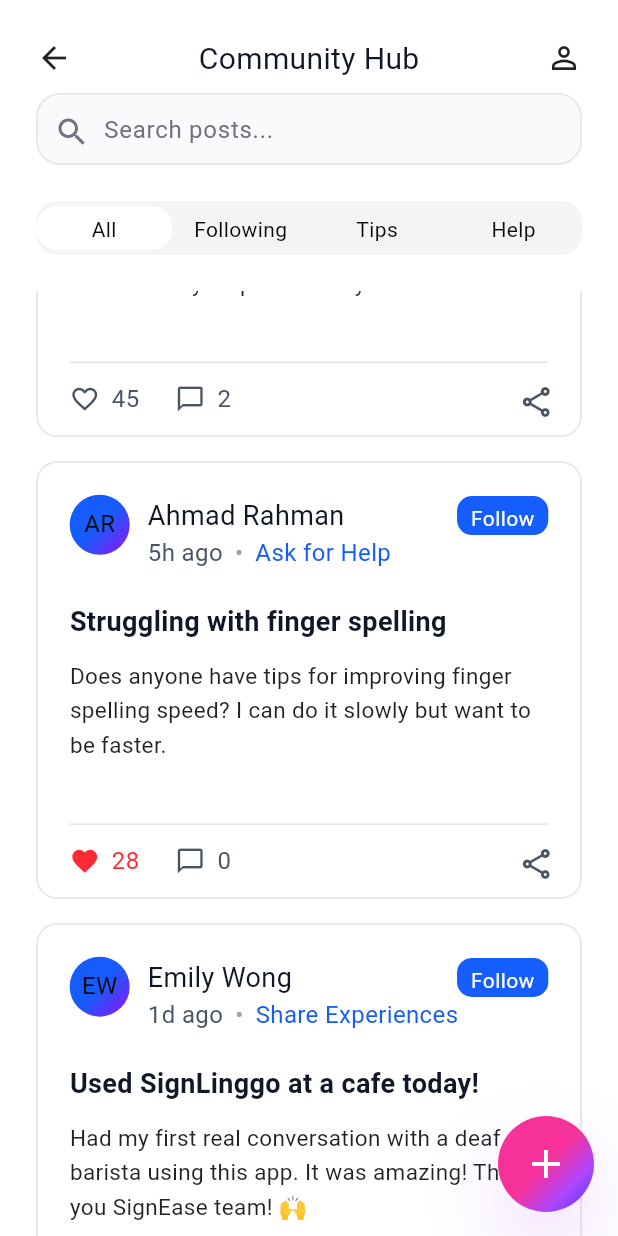
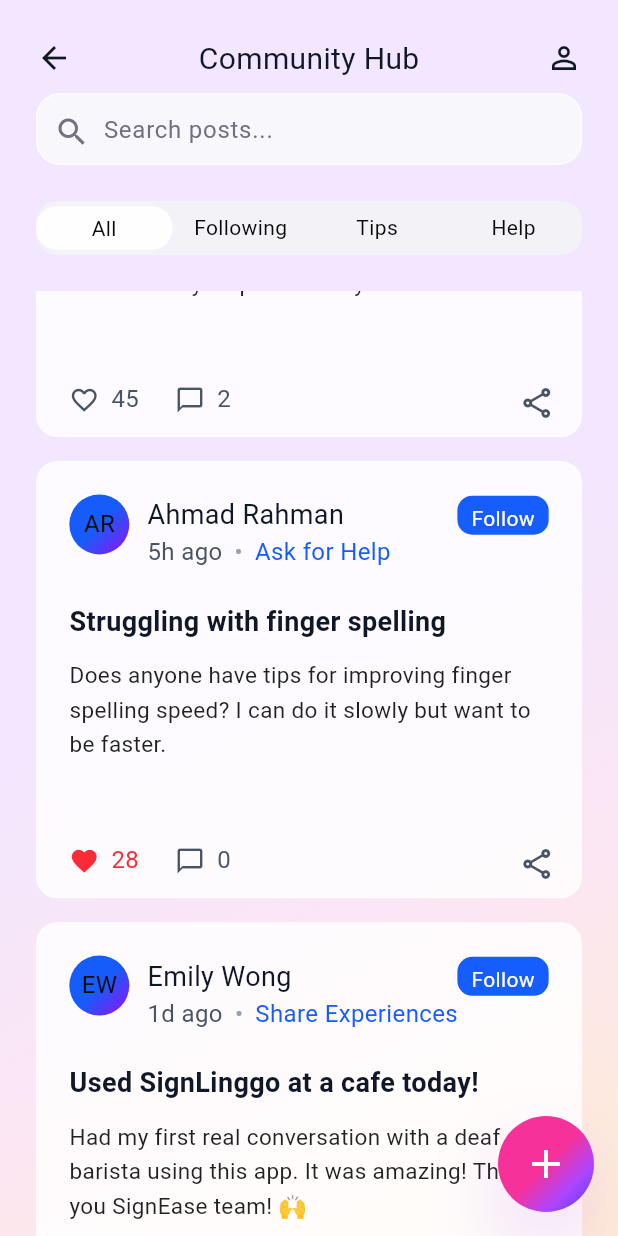
Before and after one commit to SECJ3104-03/signLinggo, a Flutter app: the CommunityHubEdited screen opened by its route, scrolled down 576 dp, on a phone screen of 412 x 824 dp. Run offline on Flutter 3.47's test engine with Material 3 defaults, Android fonts, the phone set to English and light mode, and no system bars; our stand-ins replace camera, flutter_spinkit, go_router, image_picker, scroll_to_index, share_plus and 3 more; accounts and stored records are empty; Roboto replaces fonts that are missing (Arimo).

Commit message:
izzat-routing updated

```diff
--- a/lib/screens/Community_Module/community_hub.dart
+++ b/lib/screens/Community_Module/community_hub.dart
@@ -1,12 +1,6 @@
-/// Community Hub Screen
-///
-/// Social feed for users to:
-/// - View and interact with posts
-/// - Create new posts
-/// - Filter by categories (All, Following, Tips, Help)
-/// - Search for posts by author
+// lib/screens/Community_Module/community_hub.dart
+
 import 'package:flutter/material.dart';
-import 'package:go_router/go_router.dart';
 import 'post_data.dart';
 import 'post_card.dart';
 import 'create_post_screen.dart';
@@ -30,9 +24,8 @@ class _CommunityHubEditedState extends State<CommunityHubEdited> {
   @override
   void initState() {
     super.initState();
-    // This is all your hard-coded post data
     _posts = [
-      const PostData(
+      PostData(
         initials: 'SC',
         author: 'Sarah Chen',
         timeAgo: '2h ago',
@@ -46,7 +39,7 @@ class _CommunityHubEditedState extends State<CommunityHubEdited> {
         ],
         isLiked: false,
         isFollowed: false,
-        videoUrl: 'https://flutter.github.io/assets-for-api-docs/assets/videos/bee.mp4',
+        videoUrl: 'assets/assets/videos/Bahasa_Isyarat.mp4', // Your asset video
       ),
       const PostData(
         initials: 'AR',
@@ -77,11 +70,8 @@ class _CommunityHubEditedState extends State<CommunityHubEdited> {
       ),
     ];
 
-    // This listener triggers a rebuild when you type in the search bar
     _searchController.addListener(() {
-      setState(() {
-        // We just need to trigger a rebuild
-      });
+      setState(() {});
     });
   }
 
@@ -91,21 +81,17 @@ class _CommunityHubEditedState extends State<CommunityHubEdited> {
     super.dispose();
   }
 
-  // This function clears the search bar and hides the keyboard
+  // --- All helper functions (_unfocusSearch, _onFollowTapped, etc.) are unchanged ---
   void _unfocusSearch() {
     _searchController.clear();
     FocusManager.instance.primaryFocus?.unfocus();
   }
-
-  // This function handles the follow/unfollow toggle
   void _onFollowTapped(int postIndex) {
     final post = _posts[postIndex];
     setState(() {
       _posts[postIndex] = post.copyWith(isFollowed: !post.isFollowed);
     });
   }
-
-  // This function handles the like/unlike toggle
   void _onLikeTapped(int postIndex) {
     final post = _posts[postIndex];
     if (post.isLiked) {
@@ -124,15 +110,11 @@ class _CommunityHubEditedState extends State<CommunityHubEdited> {
       });
     }
   }
-
-  // This function handles deleting a post
   void _onDeleteTapped(int postIndex) {
     setState(() {
       _posts.removeAt(postIndex);
     });
   }
-
-  // This function shows the "Edit/Delete" menu
   void _onMoreOptionsTapped(int postIndex) {
     showModalBottomSheet(
       context: context,
@@ -145,11 +127,8 @@ class _CommunityHubEditedState extends State<CommunityHubEdited> {
               leading: Icon(Icons.edit_outlined),
               title: Text('Edit Post'),
               onTap: () {
-                Navigator.pop(context); // Close the sheet
-                // --- *** NEW *** ---
-                // Call our new edit function
+                Navigator.pop(context);
                 _navigateToEditPost(postIndex);
-                // --- *** --- *** ---
               },
             ),
             ListTile(
@@ -159,8 +138,8 @@ class _CommunityHubEditedState extends State<CommunityHubEdited> {
                 style: TextStyle(color: Colors.red[600]),
               ),
               onTap: () {
-                Navigator.pop(context); // Close the sheet
-                _onDeleteTapped(postIndex); // Call the original delete function
+                Navigator.pop(context);
+                _onDeleteTapped(postIndex);
               },
             ),
           ],
@@ -168,20 +147,14 @@ class _CommunityHubEditedState extends State<CommunityHubEdited> {
       },
     );
   }
-
-  // This function handles changing the category tab
   void _onCategoryTapped(String category) {
     setState(() {
       _selectedCategory = category;
     });
   }
+  void _navigateAndCreatePost() async {
+    _unfocusSearch();
 
-  // This function handles navigating to the "Create Post" screen
-  void _navigateAndCreatePost() async {
-    _unfocusSearch(); // Hides keyboard
-
-    // We navigate to CreatePostScreen WITHOUT an existingPost
-    // TODO: Replace with GoRouter navigation when CreatePostScreen is ready
     final result = await Navigator.push(
       context,
       MaterialPageRoute(builder: (context) => const CreatePostScreen()),
@@ -193,14 +166,10 @@ class _CommunityHubEditedState extends State<CommunityHubEdited> {
       });
     }
   }
-
-  // --- *** NEW FUNCTION *** ---
-  // This function handles navigating to the "Edit Post" screen
   void _navigateToEditPost(int postIndex) async {
-    _unfocusSearch(); // Hides keyboard
+    _unfocusSearch();
     final PostData postToEdit = _posts[postIndex];
 
-    // We navigate to CreatePostScreen WITH an existingPost
     final updatedPost = await Navigator.push(
       context,
       MaterialPageRoute(
@@ -208,18 +177,14 @@ class _CommunityHubEditedState extends State<CommunityHubEdited> {
       ),
     );
 
-    // When we get back, we replace the old post with the updated one
     if (updatedPost != null && updatedPost is PostData) {
       setState(() {
         _posts[postIndex] = updatedPost;
       });
     }
   }
-  // --- *** --- *** --- ---
-
-  // This function handles navigating to the "Post Detail" (comment) screen
   void _navigateToPostDetail(int postIndex) async {
-    _unfocusSearch(); // Hides keyboard
+    _unfocusSearch();
 
     final PostData postToView = _posts[postIndex];
 
@@ -236,8 +201,6 @@ class _CommunityHubEditedState extends State<CommunityHubEdited> {
       });
     }
   }
-
-  // This getter builds our final list based on filters and search
   List<PostData> get _filteredPosts {
     List<PostData> categoryFilteredList;
     switch (_selectedCategory) {
@@ -266,11 +229,27 @@ class _CommunityHubEditedState extends State<CommunityHubEdited> {
       return authorName.contains(query);
     }).toList();
   }
+  // --- End of unchanged helper functions ---
+
 
   @override
   Widget build(BuildContext context) {
-    return Scaffold(
-      backgroundColor: Colors.white,
+    // --- NEW: Wrap the Scaffold in the gradient Container ---
+    return Container(
+      decoration: const BoxDecoration(
+        gradient: LinearGradient(
+          begin: Alignment(0.00, 0.00),
+          end: Alignment(1.00, 1.00),
+          colors: [
+            Color(0xFFF2E7FE),
+            Color(0xFFFCE6F3),
+            Color(0xFFFFECD4),
+          ],
+        ),
+      ),
+      child: Scaffold(
+        // --- MODIFIED: Make Scaffold transparent ---
+        backgroundColor: Colors.transparent,
         floatingActionButton: _buildFloatingAddButton(_navigateAndCreatePost),
         body: SafeArea(
           child: Column(
@@ -281,16 +260,14 @@ class _CommunityHubEditedState extends State<CommunityHubEdited> {
               _buildCategoryTabs(),
               const SizedBox(height: 24),
 
-            // This 'Expanded' container holds our list
               Expanded(
-              // The 'AnimatedSwitcher' fades between the old and new list
                 child: AnimatedSwitcher(
                   duration: const Duration(milliseconds: 300),
-                // The child of the switcher is our list-building function
                   child: _buildPostList(),
                 ),
               ),
             ],
+          ),
         ),
       ),
     );
@@ -299,29 +276,32 @@ class _CommunityHubEditedState extends State<CommunityHubEdited> {
   // --- Helper Methods ---
 
   Widget _buildAppBar(BuildContext context) {
-    // This helper method is complete and correct
     return Container(
       width: double.infinity,
       height: 61.96,
       padding: const EdgeInsets.only(top: 15.99, left: 24, right: 24),
-      decoration: BoxDecoration(color: Colors.white),
+      // --- MODIFIED: Make AppBar transparent and remove box decoration ---
+      decoration: BoxDecoration(color: Colors.transparent),
       child: Row(
         mainAxisAlignment: MainAxisAlignment.spaceBetween,
         crossAxisAlignment: CrossAxisAlignment.center,
         children: [
           InkWell(
             onTap: () {
-              context.pop();
+              // --- This now correctly pops back to HomePage ---
+              Navigator.of(context).pop();
             },
             child: Container(
               width: 24,
               height: 24,
-              child: Icon(Icons.arrow_back),
+              // --- MODIFIED: Icon defaults to dark color, which is correct ---
+              child: Icon(Icons.arrow_back, color: Color(0xFF101727)),
             ),
           ),
           Text(
             'Community Hub',
             style: TextStyle(
+              // --- This dark color is correct for the light gradient ---
               color: const Color(0xFF101727),
               fontSize: 20,
               fontFamily: 'Arimo',
@@ -336,7 +316,8 @@ class _CommunityHubEditedState extends State<CommunityHubEdited> {
             child: Container(
               width: 24,
               height: 24,
-              child: Icon(Icons.person_outline),
+              // --- MODIFIED: Icon defaults to dark color, which is correct ---
+              child: Icon(Icons.person_outline, color: Color(0xFF101727)),
             ),
           ),
         ],
@@ -345,7 +326,6 @@ class _CommunityHubEditedState extends State<CommunityHubEdited> {
   }
 
   Widget _buildSearchBar() {
-    // This helper method is complete and correct
     return Padding(
       padding: const EdgeInsets.symmetric(horizontal: 24),
       child: Container(
@@ -361,12 +341,11 @@ class _CommunityHubEditedState extends State<CommunityHubEdited> {
               child: Container(
                 clipBehavior: Clip.antiAlias,
                 decoration: ShapeDecoration(
-                  color: const Color(0xFFF9FAFB),
+                  // --- MODIFIED: Make search bar semi-transparent ---
+                  color: const Color(0xFFF9FAFB).withOpacity(0.85),
                   shape: RoundedRectangleBorder(
-                    side: BorderSide(
-                      width: 1.24,
-                      color: const Color(0xFFE5E7EB),
-                    ),
+                    // --- MODIFIED: Use same border as HomePage cards ---
+                    side: const BorderSide(width: 1, color: Color(0x99FFFEFE)),
                     borderRadius: BorderRadius.circular(16),
                   ),
                 ),
@@ -410,7 +389,6 @@ class _CommunityHubEditedState extends State<CommunityHubEdited> {
   }
 
   Widget _buildCategoryTabs() {
-    // This helper method is complete and correct
     return Padding(
       padding: const EdgeInsets.symmetric(horizontal: 24),
       child: Container(
@@ -418,7 +396,8 @@ class _CommunityHubEditedState extends State<CommunityHubEdited> {
         height: 35.99,
         padding: const EdgeInsets.only(right: 0.02),
         decoration: ShapeDecoration(
-          color: const Color(0xFFF3F4F6),
+          // --- MODIFIED: Make tabs background semi-transparent ---
+          color: const Color(0xFFF3F4F6).withOpacity(0.85),
           shape: RoundedRectangleBorder(
             borderRadius: BorderRadius.circular(14),
           ),
@@ -460,19 +439,19 @@ class _CommunityHubEditedState extends State<CommunityHubEdited> {
   }
 
   Widget _buildTabItem(String title, {required bool isSelected, required VoidCallback onTap}) {
-    // This helper method is complete and correct
     return InkWell(
       onTap: onTap,
       child: Container(
         height: 29,
         padding: const EdgeInsets.symmetric(horizontal: 4, vertical: 4),
         decoration: ShapeDecoration(
-          color: isSelected ? Colors.white : Colors.transparent,
+          // --- MODIFIED: Selected tab is now semi-transparent white ---
+          color: isSelected ? Colors.white.withOpacity(0.9) : Colors.transparent,
           shape: RoundedRectangleBorder(
-            side: BorderSide(
-              width: 1.24,
-              color: Colors.transparent,
-            ),
+            // --- MODIFIED: Use same border as HomePage cards ---
+            side: isSelected
+                ? const BorderSide(width: 1, color: Color(0x99FFFEFE))
+                : BorderSide.none,
             borderRadius: BorderRadius.circular(14),
           ),
         ),
@@ -500,18 +479,12 @@ class _CommunityHubEditedState extends State<CommunityHubEdited> {
     );
   }
 
-  // --- *** THIS IS THE MODIFIED METHOD *** ---
   Widget _buildPostList() {
-    // 1. Create a unique key based on category AND search.
-    // This tells the AnimatedSwitcher to animate
-    // when either the tab or the search text changes.
     final String listKey = '${_selectedCategory}_${_searchController.text}';
 
-    // 2. Check if the final filtered list is empty.
     if (_filteredPosts.isEmpty) {
-      // If it is, return a message with the unique key.
       return Container(
-        key: ValueKey(listKey), // Give this widget the key
+        key: ValueKey(listKey),
         child: Center(
           child: Text(
             'No posts found.',
@@ -524,11 +497,8 @@ class _CommunityHubEditedState extends State<CommunityHubEdited> {
       );
     }
 
-    // 3. If the list is NOT empty, return the ListView.
     return ListView.builder(
-      // Give the ListView the unique key
       key: ValueKey(listKey),
-
       padding: const EdgeInsets.only(top: 0),
       itemCount: _filteredPosts.length,
       itemBuilder: (context, index) {
@@ -551,7 +521,6 @@ class _CommunityHubEditedState extends State<CommunityHubEdited> {
   }
 
   Widget _buildFloatingAddButton(VoidCallback onTap) {
-    // This helper method is complete and correct
     return InkWell(
       onTap: onTap,
       child: Container(
--- a/lib/screens/Community_Module/post_card.dart
+++ b/lib/screens/Community_Module/post_card.dart
@@ -1,12 +1,11 @@
 // lib/screens/Community_Module/post_card.dart
 
 import 'package:flutter/material.dart';
-import 'package:video_player/video_player.dart'; // We need this
-import 'package:share_plus/share_plus.dart'; // --- *** NEW IMPORT *** ---
-import 'post_data.dart'; // Import the model
-import 'video_player_widget.dart'; // Import the video player
+import 'package:video_player/video_player.dart';
+import 'package:share_plus/share_plus.dart';
+import 'post_data.dart';
+import 'video_player_widget.dart';
 
-// This is a StatefulWidget to hold the video controller
 class PostCard extends StatefulWidget {
   final PostData post;
   final VoidCallback? onFollowTap;
@@ -28,38 +27,25 @@ class PostCard extends StatefulWidget {
 }
 
 class _PostCardState extends State<PostCard> {
-  // This holds the controller for this card's video player
   VideoPlayerController? _videoController;
 
-  // This is our helper function that does BOTH
-  // pausing the video AND navigating.
   void _navigateToCommentScreen() {
-    // 1. Check if we have a controller and if it's playing
     if (_videoController != null && _videoController!.value.isPlaying) {
-      // 2. If it is, pause it
       _videoController!.pause();
     }
 
-    // 3. Now, call the original comment tap function to navigate
     if (widget.onCommentTap != null) {
       widget.onCommentTap!();
     }
   }
 
-  // --- *** NEW FUNCTION *** ---
-  // This function is called when the share icon is tapped
   void _sharePost() {
-    // This combines the title and content for sharing
     final String shareText = '${widget.post.title}\n\n${widget.post.content}';
-
-    // This opens the native share dialog
     Share.share(shareText, subject: 'Check out this post!');
   }
-  // --- *** --- *** --- ---
 
   @override
   Widget build(BuildContext context) {
-    // The InkWell (the whole card) now calls our new function
     return InkWell(
       onTap: _navigateToCommentScreen,
       child: ClipRRect(
@@ -67,12 +53,11 @@ class _PostCardState extends State<PostCard> {
         child: Container(
           width: double.infinity,
           decoration: ShapeDecoration(
-            color: Colors.white,
+            // --- MODIFIED: Make card background semi-transparent ---
+            color: Colors.white.withOpacity(0.85),
             shape: RoundedRectangleBorder(
-              side: BorderSide(
-                width: 1.24,
-                color: const Color(0xFFE5E7EB),
-              ),
+              // --- MODIFIED: Use same border as HomePage cards ---
+              side: const BorderSide(width: 1, color: Color(0x99FFFEFE)),
               borderRadius: BorderRadius.circular(14),
             ),
           ),
@@ -91,12 +76,13 @@ class _PostCardState extends State<PostCard> {
                     Divider(
                       height: 1.24,
                       thickness: 1.24,
-                      color: const Color(0xFFE5E7EB),
+                      // --- MODIFIED: Make divider match new border ---
+                      color: const Color(0x99FFFEFE),
                       indent: 21.22,
                       endIndent: 21.22,
                     ),
 
-                    _buildFooter(), // This method is now fixed
+                    _buildFooter(),
                   ],
                 ),
               ),
@@ -112,7 +98,10 @@ class _PostCardState extends State<PostCard> {
   }
 
   // --- Helper Methods ---
-
+  // (No changes needed in the helper methods _buildHeader,
+  // _buildFollowButton, _buildMoreOptionsButton, _buildContent,
+  // _buildFooter, or _buildFooterIcon)
+  // ... (All helper methods remain the same) ...
   Widget _buildHeader() {
     return Padding(
       padding: const EdgeInsets.fromLTRB(21.22, 21.22, 0, 0),
@@ -171,7 +160,6 @@ class _PostCardState extends State<PostCard> {
                       ),
                     ),
 
-                    // This will display '(edited)' if the post.isEdited is true
                     if (widget.post.isEdited)
                       Padding(
                         padding: const EdgeInsets.only(left: 7.99),
@@ -228,7 +216,6 @@ class _PostCardState extends State<PostCard> {
   }
 
   Widget _buildFollowButton() {
-    // This helper method is complete and correct
     return Positioned(
       right: 21.22,
       top: 22.06,
@@ -267,7 +254,6 @@ class _PostCardState extends State<PostCard> {
   }
 
   Widget _buildMoreOptionsButton() {
-    // This helper method is complete and correct
     return Positioned(
       right: 21.22,
       top: 22.06,
@@ -287,14 +273,12 @@ class _PostCardState extends State<PostCard> {
   }
 
   Widget _buildContent() {
-    // This helper method is complete and correct
     return Padding(
       padding: const EdgeInsets.fromLTRB(0, 20, 0, 0),
       child: Column(
         mainAxisSize: MainAxisSize.min,
         crossAxisAlignment: CrossAxisAlignment.start,
         children: [
-          // If the videoUrl is not null, we show the video player.
           if (widget.post.videoUrl != null)
             Padding(
               padding: const EdgeInsets.only(bottom: 20.0),
@@ -302,15 +286,12 @@ class _PostCardState extends State<PostCard> {
                 key: ValueKey(widget.post.videoUrl!),
                 videoUrl: widget.post.videoUrl!,
                 isSquare: true,
-
-                // This saves the controller to our _videoController variable
                 onControllerInitialized: (controller) {
                   _videoController = controller;
                 },
               ),
             ),
 
-          // --- This is the Title ---
           Padding(
             padding: const EdgeInsets.symmetric(horizontal: 21.22),
             child: Text(
@@ -327,7 +308,6 @@ class _PostCardState extends State<PostCard> {
 
           const SizedBox(height: 12),
 
-          // --- This is the Content ---
           Padding(
             padding: const EdgeInsets.symmetric(horizontal: 21.22),
             child: SizedBox(
@@ -352,7 +332,6 @@ class _PostCardState extends State<PostCard> {
   }
 
   Widget _buildFooter() {
-    // This helper method is complete and correct
     return Container(
       padding: const EdgeInsets.symmetric(horizontal: 21.22),
       child: Padding(
@@ -361,7 +340,6 @@ class _PostCardState extends State<PostCard> {
           mainAxisAlignment: MainAxisAlignment.start,
           crossAxisAlignment: CrossAxisAlignment.center,
           children: [
-            // --- Likes ---
             _buildFooterIcon(
               icon: widget.post.isLiked ? Icons.favorite : Icons.favorite_border,
               label: widget.post.likes.toString(),
@@ -370,7 +348,6 @@ class _PostCardState extends State<PostCard> {
             ),
             const SizedBox(width: 24),
 
-            // --- Comments ---
             _buildFooterIcon(
               icon: Icons.chat_bubble_outline,
               label: widget.post.commentList.length.toString(),
@@ -380,8 +357,6 @@ class _PostCardState extends State<PostCard> {
 
             const Spacer(),
 
-            // --- *** THIS IS THE CHANGE *** ---
-            // The InkWell now calls our new _sharePost function
             InkWell(
               onTap: _sharePost,
               child: Container(
@@ -390,7 +365,6 @@ class _PostCardState extends State<PostCard> {
                 child: Icon(Icons.share_outlined, color: const Color(0xFF495565)),
               ),
             ),
-            // --- *** --- *** --- --- *** --- ---
           ],
         ),
       ),
@@ -403,7 +377,6 @@ class _PostCardState extends State<PostCard> {
     required Color color,
     required VoidCallback? onTap,
   }) {
-    // This helper method is complete and correct
     return InkWell(
       onTap: onTap,
       child: Row(
```
Also changed, not shown: lib/screens/Community_Module/full_screen_video_screen.dart (+13 -26 lines), lib/screens/Community_Module/video_player_widget.dart (+20 -49 lines), lib/screens/Offline_Mode/offline_view.dart (+54 -66 lines), 2 other files. Lines whose indentation alone changed are shown as unchanged.
